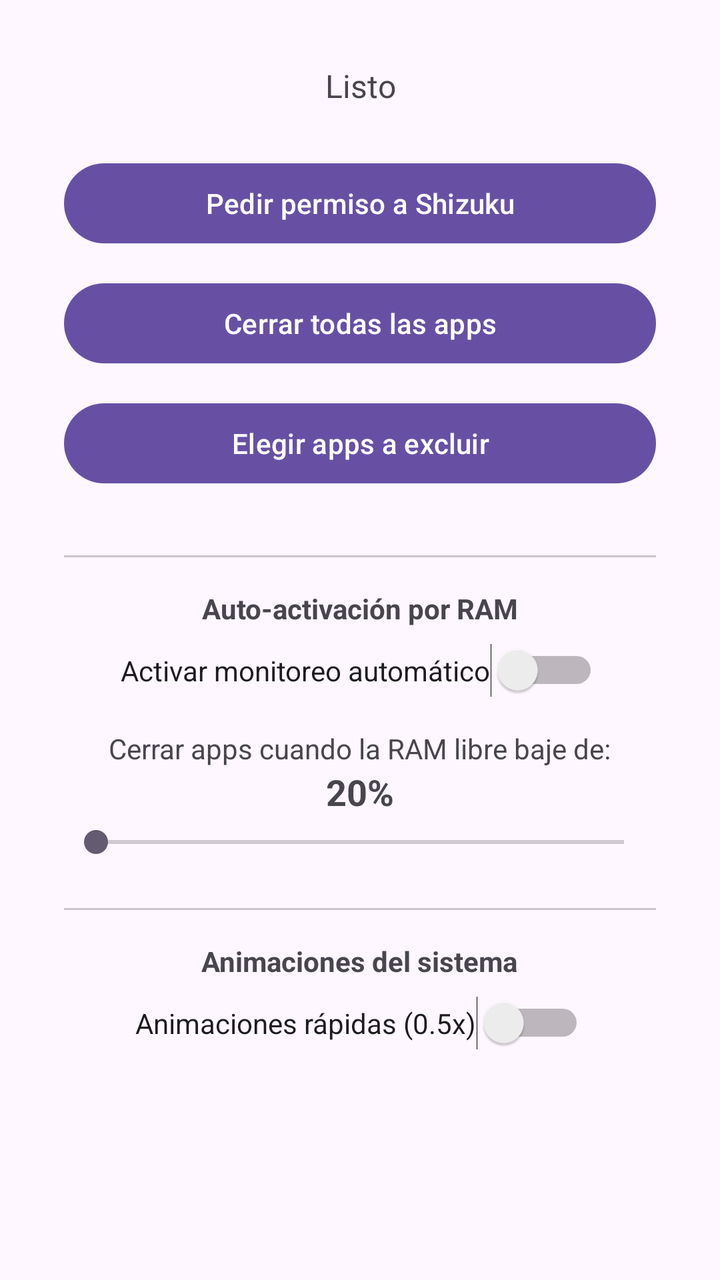
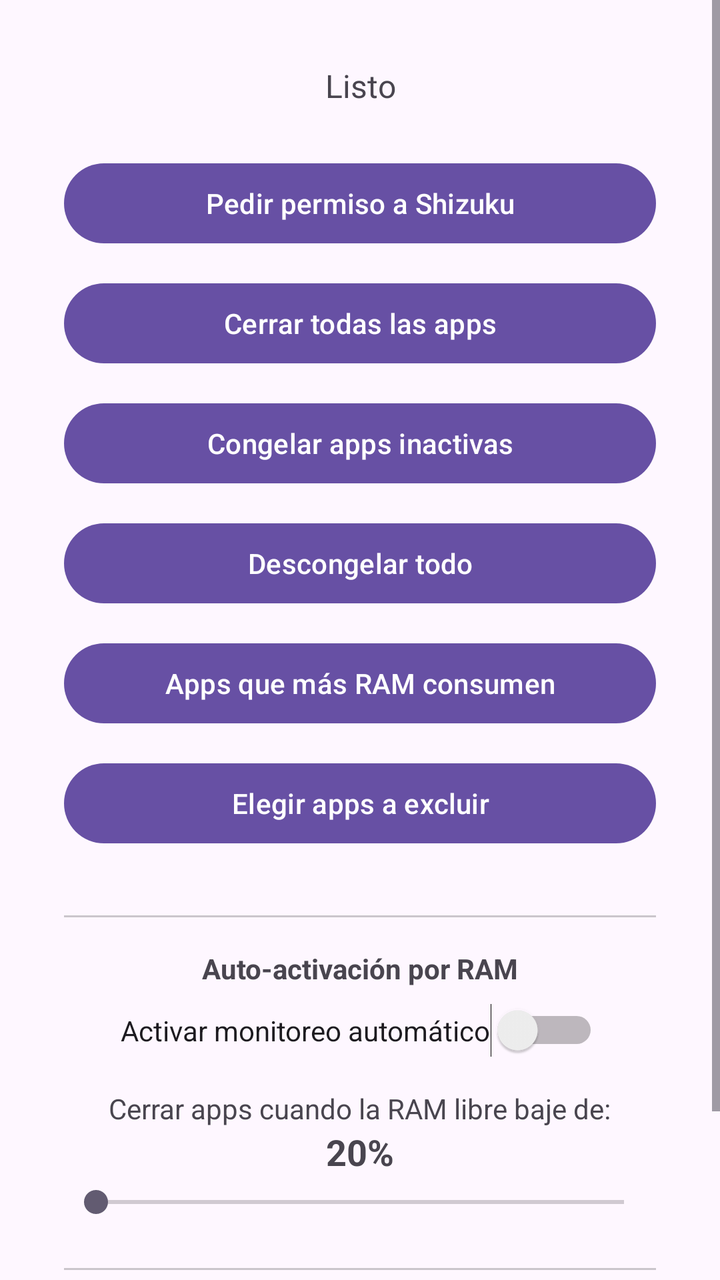

The first picture is an Android layout as it rendered before a commit; the second is the same layout after the commit. The layout source and the unified diff follow.
<!-- AndroidManifest.xml: application theme Theme.Material3.DayNight -->
<!-- res/layout/activity_main.xml -->
<?xml version="1.0" encoding="utf-8"?>
<ScrollView xmlns:android="http://schemas.android.com/apk/res/android"
    android:layout_width="match_parent"
    android:layout_height="match_parent">

    <LinearLayout
        android:layout_width="match_parent"
        android:layout_height="wrap_content"
        android:orientation="vertical"
        android:gravity="center_horizontal"
        android:padding="32dp">

        <TextView
            android:id="@+id/statusText"
            android:layout_width="wrap_content"
            android:layout_height="wrap_content"
            android:textSize="16sp"
            android:gravity="center"
            android:layout_marginBottom="24dp"
            android:text="@string/status_initial" />

        <Button
            android:id="@+id/requestPermissionButton"
            android:layout_width="match_parent"
            android:layout_height="wrap_content"
            android:layout_marginBottom="12dp"
            android:text="@string/request_permission" />

        <Button
            android:id="@+id/killAllButton"
            android:layout_width="match_parent"
            android:layout_height="wrap_content"
            android:layout_marginBottom="12dp"
            android:text="@string/kill_all" />

        <Button
            android:id="@+id/whitelistButton"
            android:layout_width="match_parent"
            android:layout_height="wrap_content"
            android:layout_marginBottom="32dp"
            android:text="@string/edit_whitelist" />

        <View
            android:layout_width="match_parent"
            android:layout_height="1dp"
            android:background="#33000000"
            android:layout_marginBottom="16dp" />

        <TextView
            android:layout_width="wrap_content"
            android:layout_height="wrap_content"
            android:textStyle="bold"
            android:layout_marginBottom="8dp"
            android:text="@string/auto_mode_title" />

        <Switch
            android:id="@+id/autoModeSwitch"
            android:layout_width="wrap_content"
            android:layout_height="wrap_content"
            android:layout_marginBottom="16dp"
            android:text="@string/auto_mode_switch" />

        <TextView
            android:layout_width="wrap_content"
            android:layout_height="wrap_content"
            android:text="@string/threshold_label" />

        <TextView
            android:id="@+id/thresholdValueText"
            android:layout_width="wrap_content"
            android:layout_height="wrap_content"
            android:textSize="18sp"
            android:textStyle="bold"
            android:layout_marginBottom="4dp"
            android:text="20%" />

        <SeekBar
            android:id="@+id/thresholdSeekBar"
            android:layout_width="match_parent"
            android:layout_height="wrap_content"
            android:max="45" />

        <View
            android:layout_width="match_parent"
            android:layout_height="1dp"
            android:background="#33000000"
            android:layout_marginTop="24dp"
            android:layout_marginBottom="16dp" />

        <TextView
            android:layout_width="wrap_content"
            android:layout_height="wrap_content"
            android:textStyle="bold"
            android:layout_marginBottom="8dp"
            android:text="@string/fast_animations_title" />

        <Switch
            android:id="@+id/fastAnimationsSwitch"
            android:layout_width="wrap_content"
            android:layout_height="wrap_content"
            android:text="@string/fast_animations_switch" />

    </LinearLayout>
</ScrollView>
<!-- resources referenced by this layout -->
<resources>
  <string name="auto_mode_switch">Activar monitoreo automático</string>
  <string name="auto_mode_title">Auto-activación por RAM</string>
  <string name="edit_whitelist">Elegir apps a excluir</string>
  <string name="fast_animations_switch">Animaciones rápidas (0.5x)</string>
  <string name="fast_animations_title">Animaciones del sistema</string>
  <string name="kill_all">Cerrar todas las apps</string>
  <string name="request_permission">Pedir permiso a Shizuku</string>
  <string name="status_initial">Listo</string>
  <string name="threshold_label">Cerrar apps cuando la RAM libre baje de:</string>
</resources>

<!-- the commit's change to res/layout/activity_main.xml (unified diff, before → after) -->
@@ -32,6 +32,27 @@
             android:layout_height="wrap_content"
             android:layout_marginBottom="12dp"
             android:text="@string/kill_all" />
+
+        <Button
+            android:id="@+id/freezeButton"
+            android:layout_width="match_parent"
+            android:layout_height="wrap_content"
+            android:layout_marginBottom="12dp"
+            android:text="@string/freeze_apps" />
+
+        <Button
+            android:id="@+id/unfreezeButton"
+            android:layout_width="match_parent"
+            android:layout_height="wrap_content"
+            android:layout_marginBottom="12dp"
+            android:text="@string/unfreeze_apps" />
+
+        <Button
+            android:id="@+id/topMemoryButton"
+            android:layout_width="match_parent"
+            android:layout_height="wrap_content"
+            android:layout_marginBottom="12dp"
+            android:text="@string/top_memory_title" />
 
         <Button
             android:id="@+id/whitelistButton"
<!-- resource entries referenced after the edit -->
@@ -5,9 +5,12 @@
   <string name="edit_whitelist">Elegir apps a excluir</string>
   <string name="fast_animations_switch">Animaciones rápidas (0.5x)</string>
   <string name="fast_animations_title">Animaciones del sistema</string>
+  <string name="freeze_apps">Congelar apps inactivas</string>
   <string name="kill_all">Cerrar todas las apps</string>
   <string name="request_permission">Pedir permiso a Shizuku</string>
   <string name="status_initial">Listo</string>
   <string name="threshold_label">Cerrar apps cuando la RAM libre baje de:</string>
+  <string name="top_memory_title">Apps que más RAM consumen</string>
+  <string name="unfreeze_apps">Descongelar todo</string>
 </resources>
 
